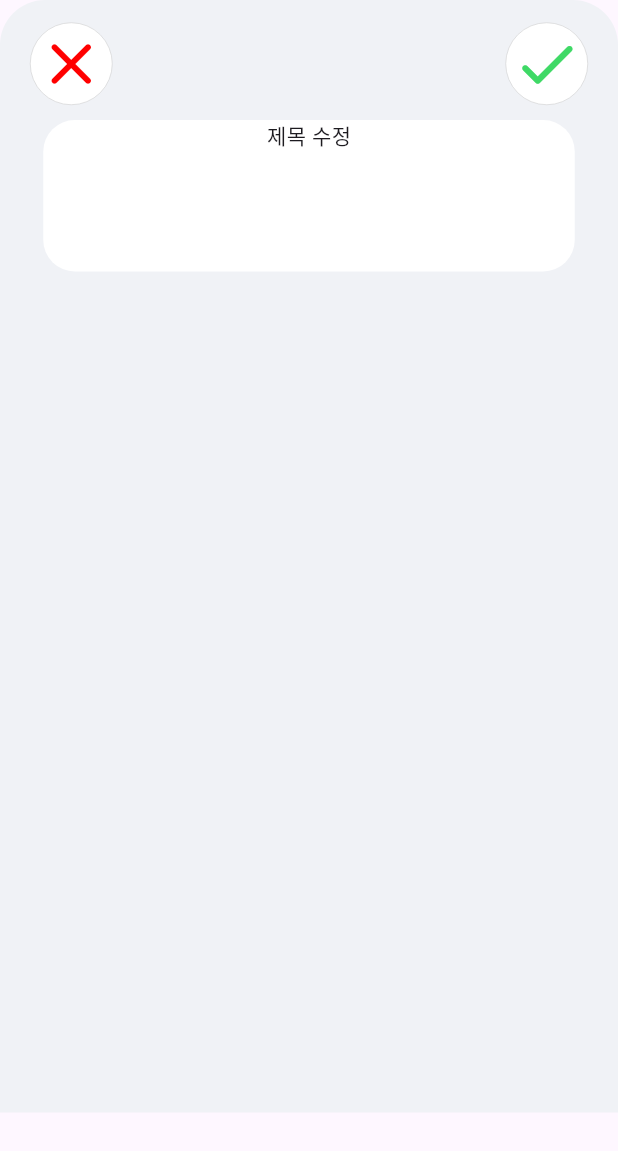
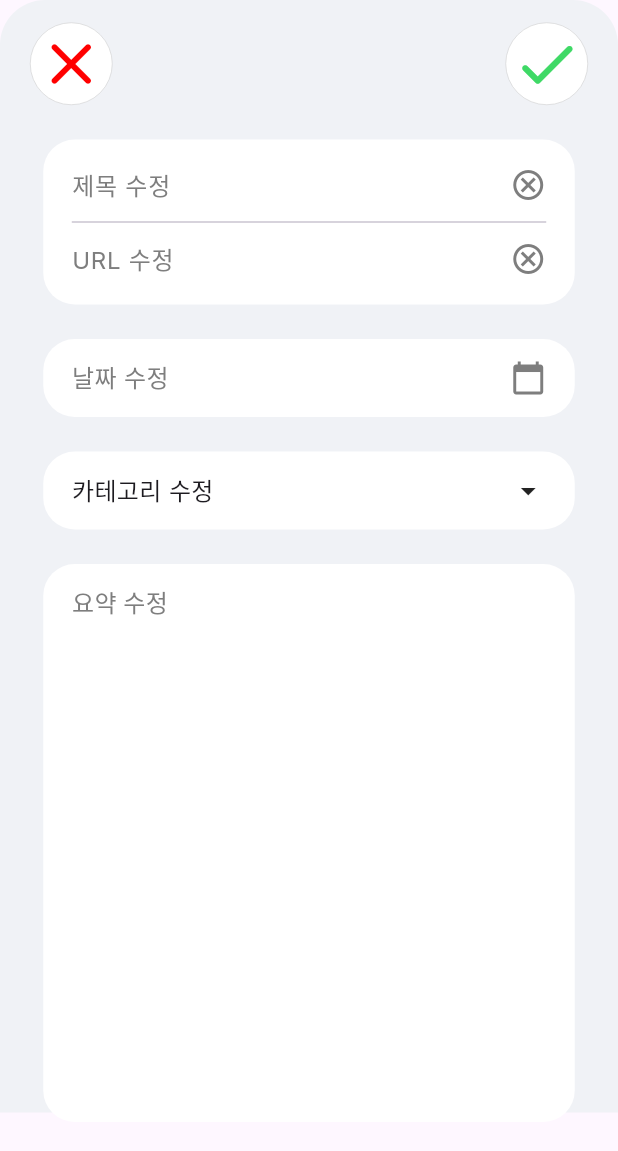
Before and after one commit to pknu-wap/LINKY-APP, a Flutter app: the EditContentSheet widget shown alone on an empty page, opened directly, on a phone screen of 412 x 824 dp. Shown: the top 1151 px of the screen. Run offline on Flutter 3.47's test engine with Material 3 defaults, Android fonts, the phone set to English and light mode, and no system bars; our stand-ins replace dio, flutter_local_notifications, flutter_secure_storage, google_fonts, permission_handler, table_calendar; missing offline and left inert: android_alarm_manager_plus, kakao_flutter_sdk_user; accounts and stored records are empty.

Commit message:
fix:수정창 ui 업데이트

```diff
--- a/lib/widgets/public_edit_content_sheet.dart
+++ b/lib/widgets/public_edit_content_sheet.dart
@@ -1,11 +1,17 @@
 import 'package:flutter/material.dart';
+import 'package:google_fonts/google_fonts.dart';
 import 'package:std/constants.dart';
+import 'package:std/widgets/plus_page_category.dart';
 
 class EditContentSheet extends StatelessWidget {
   const EditContentSheet({super.key});
 
   @override
   Widget build(BuildContext context) {
+    TextEditingController titleController = TextEditingController();
+    TextEditingController urlController = TextEditingController();
+    TextEditingController summaryController = TextEditingController();
+
     Size screenSize = MediaQuery.of(context).size;
 
     return Container(
@@ -39,17 +45,114 @@ class EditContentSheet extends StatelessWidget {
               ),
             ],
           ),
-          SizedBox(height: 10),
 
-          Container(
-            decoration: BoxDecoration(
-              borderRadius: BorderRadius.circular(21),
-              color: AppColors.white,
+          SizedBox(height: 23),
+
+          _WhiteContainer(
+            screenSize: screenSize,
+            insideWidget: Column(
+              children: [
+                Row(
+                  children: [
+                    Expanded(
+                      child: TextField(
+                        controller: titleController,
+                        decoration: InputDecoration(
+                          hintText: "제목 수정",
+                          border: InputBorder.none,
+                          isDense: true,
+                          hintStyle: GoogleFonts.inter(
+                            color: AppColors.textGrey,
+                          ),
+                        ),
+                      ),
+                    ),
+                    Icon(Icons.cancel_outlined, color: AppColors.textGrey),
+                  ],
+                ),
+                Divider(),
+                Row(
+                  children: [
+                    Expanded(
+                      child: TextField(
+                        controller: urlController,
+                        decoration: InputDecoration(
+                          hintText: "URL 수정",
+                          border: InputBorder.none,
+                          isDense: true,
+                          hintStyle: GoogleFonts.inter(
+                            color: AppColors.textGrey,
+                          ),
+                        ),
+                      ),
+                    ),
+                    Icon(Icons.cancel_outlined, color: AppColors.textGrey),
+                  ],
+                ),
+              ],
             ),
-            height: 101,
-            width: screenSize.width * 0.86,
-            child: Column(
-              children: [Text('제목 수정')],
+          ),
+
+          SizedBox(height: 23),
+
+          _WhiteContainer(
+            screenSize: screenSize,
+            insideWidget: Row(
+              mainAxisAlignment: MainAxisAlignment.spaceBetween,
+              children: [
+                Text(
+                  '날짜 수정',
+                  style: GoogleFonts.inter(
+                    fontSize: 16,
+                    color: AppColors.textGrey,
+                  ),
+                ),
+                Icon(
+                  Icons.calendar_today,
+                  color: AppColors.textGrey,
+                ),
+              ],
+            ),
+          ),
+
+          SizedBox(height: 23),
+
+          _WhiteContainer(
+            screenSize: screenSize,
+            insideWidget: Row(
+              children: [
+                Expanded(
+                  child: Text(
+                    '카테고리 수정',
+                    style: GoogleFonts.inter(fontSize: 16),
+                  ),
+                ),
+                Icon(Icons.arrow_drop_down_sharp),
+                // CategoryWidget(onCategorySelected: onCategorySelected, categories: categories) // 카테고리 선택
+              ],
+            ),
+          ),
+
+          SizedBox(height: 23),
+
+          _WhiteContainer(
+            screenSize: screenSize,
+            insideWidget: Column(
+              crossAxisAlignment: CrossAxisAlignment.start,
+              children: [
+                Text(
+                  '요약 수정',
+                  style: TextStyle(color: AppColors.textGrey, fontSize: 16),
+                ),
+                TextField(
+                  controller: summaryController,
+                  maxLines: 13,
+                  decoration: InputDecoration(
+                    border: InputBorder.none,
+                    isDense: true,
+                  ),
+                ),
+              ],
             ),
           ),
         ],
@@ -79,3 +182,27 @@ class EditContentSheet extends StatelessWidget {
     );
   }
 }
+
+class _WhiteContainer extends StatelessWidget {
+  const _WhiteContainer({
+    required this.screenSize,
+    required this.insideWidget,
+  });
+
+  final Size screenSize;
+  final Widget insideWidget;
+
+  @override
+  Widget build(BuildContext context) {
+    return Container(
+      decoration: BoxDecoration(
+        borderRadius: BorderRadius.circular(21),
+        color: AppColors.white,
+      ),
+      // height: 101,
+      width: screenSize.width * 0.86,
+      padding: EdgeInsets.symmetric(horizontal: 19, vertical: 14),
+      child: insideWidget,
+    );
+  }
+}
```
